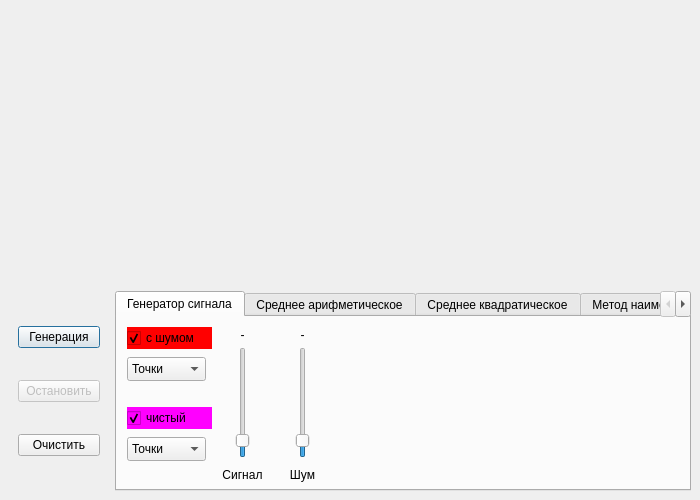
Qt form filtsim/mainwindow.ui (cliffanet/filter) before a commit.
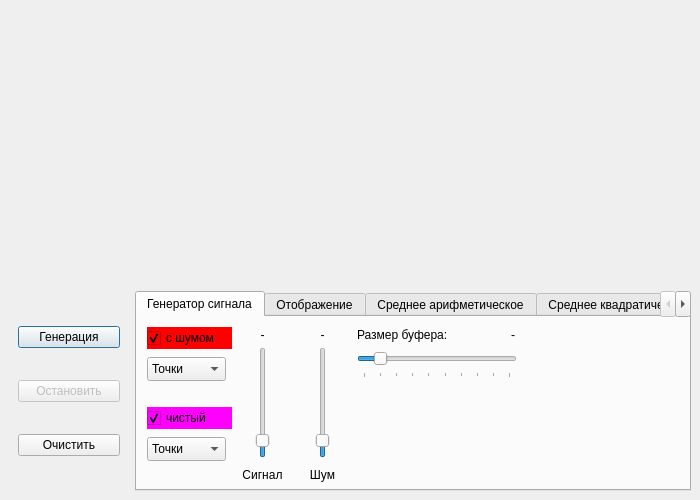
The same form after that commit. Custom widgets are drawn as their Qt base class.

Commit message: размер буфера менять вручную

Diff of the .ui file:
```diff
--- a/filtsim/mainwindow.ui
+++ b/filtsim/mainwindow.ui
@@ -29,7 +29,7 @@
      <widget class="QWidget" name="widget" native="true">
       <property name="minimumSize">
        <size>
-        <width>330</width>
+        <width>550</width>
         <height>200</height>
        </size>
       </property>
@@ -56,7 +56,7 @@
         <widget class="QWidget" name="widget_2" native="true">
          <property name="minimumSize">
           <size>
-           <width>100</width>
+           <width>120</width>
            <height>0</height>
           </size>
          </property>
@@ -207,6 +207,9 @@
              <height>111</height>
             </rect>
            </property>
+           <property name="maximum">
+            <number>100</number>
+           </property>
            <property name="value">
             <number>10</number>
            </property>
@@ -292,6 +295,74 @@
             <bool>true</bool>
            </property>
           </widget>
+          <widget class="QSlider" name="slBufSize">
+           <property name="geometry">
+            <rect>
+             <x>220</x>
+             <y>30</y>
+             <width>160</width>
+             <height>31</height>
+            </rect>
+           </property>
+           <property name="minimum">
+            <number>1000</number>
+           </property>
+           <property name="maximum">
+            <number>10000</number>
+           </property>
+           <property name="singleStep">
+            <number>100</number>
+           </property>
+           <property name="pageStep">
+            <number>100</number>
+           </property>
+           <property name="value">
+            <number>2000</number>
+           </property>
+           <property name="orientation">
+            <enum>Qt::Horizontal</enum>
+           </property>
+           <property name="tickPosition">
+            <enum>QSlider::TicksBelow</enum>
+           </property>
+           <property name="tickInterval">
+            <number>1000</number>
+           </property>
+          </widget>
+          <widget class="QLabel" name="labTBufSize">
+           <property name="geometry">
+            <rect>
+             <x>220</x>
+             <y>10</y>
+             <width>111</width>
+             <height>16</height>
+            </rect>
+           </property>
+           <property name="text">
+            <string>Размер буфера:</string>
+           </property>
+          </widget>
+          <widget class="QLabel" name="labVBufSize">
+           <property name="geometry">
+            <rect>
+             <x>337</x>
+             <y>10</y>
+             <width>41</width>
+             <height>16</height>
+            </rect>
+           </property>
+           <property name="text">
+            <string>-</string>
+           </property>
+           <property name="alignment">
+            <set>Qt::AlignRight|Qt::AlignTrailing|Qt::AlignVCenter</set>
+           </property>
+          </widget>
+         </widget>
+         <widget class="QWidget" name="tabView">
+          <attribute name="title">
+           <string>Отображение</string>
+          </attribute>
          </widget>
          <widget class="QWidget" name="tabAverage">
           <attribute name="title">
```
The commit also changes 4 other files.
